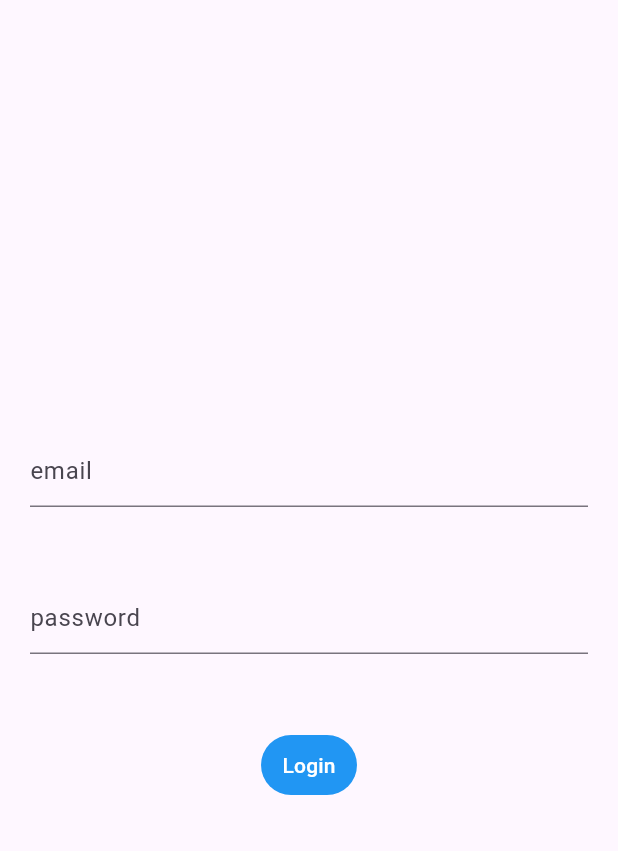
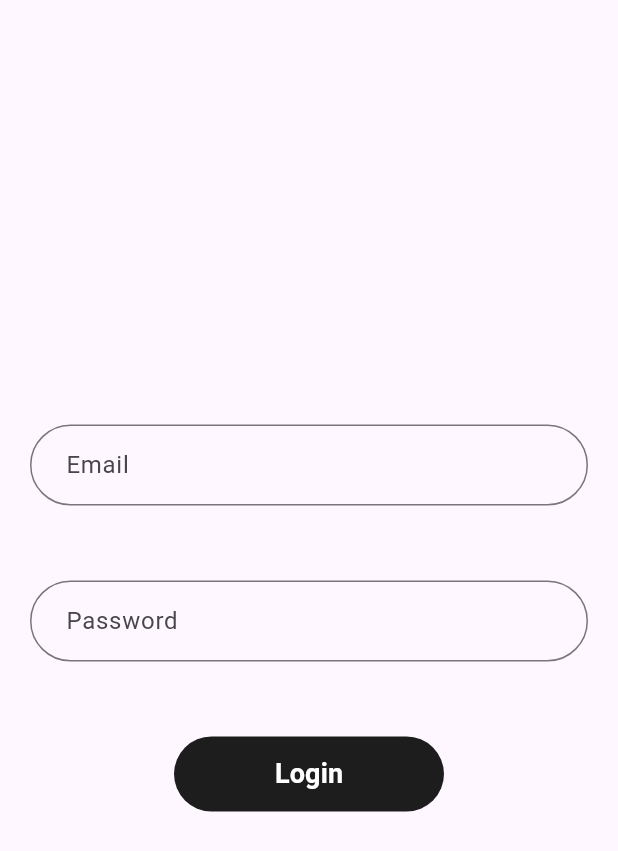
Before and after one commit to allenfencer/Eggrow, a Flutter app: the screen it shows after launch, on a phone screen of 412 x 824 dp. Shown: the top 851 px of the screen. Run offline on Flutter 3.47's test engine with Material 2 defaults, Android fonts, the phone set to English and light mode, and no system bars; our stand-ins replace firebase_auth, firebase_core; missing offline and left inert: flutter_vibrate; accounts and stored records are empty.

Commit message:
updated tile functionality

```diff
--- /dev/null
+++ b/lib/global widgets/custom_button.dart
@@ -0,0 +1,32 @@
+import 'package:flutter/material.dart';
+
+import '../constants/text_theme.dart';
+
+class CustomButton extends StatelessWidget {
+  final bool isLoading;
+  final VoidCallback function;
+  const CustomButton(
+      {super.key, required this.isLoading, required this.function});
+
+  @override
+  Widget build(BuildContext context) {
+    return TextButton(
+        onPressed: function,
+        style: TextButton.styleFrom(
+          fixedSize: const Size(180, 50),
+          backgroundColor: TT.primaryBlack,
+        ),
+        child: isLoading
+            ? const Center(
+                child: SizedBox(
+                  height: 20,
+                  width: 20,
+                  child: CircularProgressIndicator(
+                    color: TT.primaryPeach,
+                    strokeWidth: 3,
+                  ),
+                ),
+              )
+            : const Text('Login', style: TT.f18w600));
+  }
+}
--- a/lib/views/authentication_screen/login_screen.dart
+++ b/lib/views/authentication_screen/login_screen.dart
@@ -1,6 +1,9 @@
+import 'package:eggrow_app/global%20widgets/custom_button.dart';
 import 'package:eggrow_app/services/authentication_service.dart';
 import 'package:eggrow_app/views/home%20screen/screen/home_screen.dart';
 import 'package:flutter/material.dart';
+
+import '../../constants/text_theme.dart';
 
 class LoginScreen extends StatefulWidget {
   const LoginScreen({super.key});
@@ -10,10 +13,14 @@ class LoginScreen extends StatefulWidget {
 }
 
 class _LoginScreenState extends State<LoginScreen> {
+  bool isLoading = false;
   TextEditingController emailController = TextEditingController();
   TextEditingController passwordController = TextEditingController();
 
-  login(context) async {
+  void login() async {
+    setState(() {
+      isLoading = true;
+    });
     final user = await AuthenticationService.loginUser(
         context, emailController.text, passwordController.text);
     if (user != null) {
@@ -21,6 +28,9 @@ class _LoginScreenState extends State<LoginScreen> {
       Navigator.push(
           context, MaterialPageRoute(builder: (context) => const HomeScreen()));
     }
+    setState(() {
+      isLoading = false;
+    });
   }
 
   @override
@@ -35,7 +45,18 @@ class _LoginScreenState extends State<LoginScreen> {
             TextField(
               controller: emailController,
               keyboardType: TextInputType.emailAddress,
-              decoration: const InputDecoration(hintText: 'email'),
+              decoration: InputDecoration(
+                  contentPadding:
+                      const EdgeInsets.symmetric(horizontal: 20, vertical: 15),
+                  hintText: 'Email',
+                  border: OutlineInputBorder(
+                    borderRadius: BorderRadius.circular(40),
+                  ),
+                  focusedBorder: OutlineInputBorder(
+                    borderSide:
+                        const BorderSide(color: TT.primaryPeach, width: 2),
+                    borderRadius: BorderRadius.circular(40),
+                  )),
             ),
             const SizedBox(
               height: 50,
@@ -43,20 +64,30 @@ class _LoginScreenState extends State<LoginScreen> {
             TextField(
               controller: passwordController,
               keyboardType: TextInputType.visiblePassword,
-              decoration: const InputDecoration(hintText: 'password'),
+              decoration: InputDecoration(
+                  hintText: 'Password',
+                  contentPadding:
+                      const EdgeInsets.symmetric(horizontal: 20, vertical: 15),
+                  border: OutlineInputBorder(
+                      borderRadius: BorderRadius.circular(40)),
+                  focusedBorder: OutlineInputBorder(
+                      borderSide:
+                          const BorderSide(color: TT.primaryPeach, width: 2),
+                      borderRadius: BorderRadius.circular(40))),
             ),
             const SizedBox(
               height: 50,
             ),
-            TextButton(
-                onPressed: () {
-                  login(context);
-                },
-                style: TextButton.styleFrom(
-                  backgroundColor: Colors.blue,
-                ),
-                child:
-                    const Text('Login', style: TextStyle(color: Colors.white)))
+            // TextButton(
+            //     onPressed: () {
+            //       login(context);
+            //     },
+            //     style: TextButton.styleFrom(
+            //       fixedSize: const Size(100, 50),
+            //       backgroundColor: TT.primaryBlack,
+            //     ),
+            //     child: const Text('Login', style: TT.f18w600))
+            CustomButton(isLoading: isLoading, function: login)
           ],
         ),
       ),
--- a/pubspec.yaml
+++ b/pubspec.yaml
@@ -50,9 +50,9 @@ flutter:
   # the material Icons class.
   uses-material-design: true
   # To add assets to your application, add an assets section, like this:
-  # assets:
-  #   - images/a_dot_burr.jpeg
-  #   - images/a_dot_ham.jpeg
+  assets:
+    - assets/app_logo/
+    - assets/icons/
   # An image asset can refer to one or more resolution-specific "variants", see
   # https://flutter.dev/assets-and-images/#resolution-aware
   # For details regarding adding assets from package dependencies, see
```
Also changed, not shown: lib/models/function_tile_model.dart (+20 -14 lines), lib/views/home screen/screen/home_screen.dart (+3 -5 lines), lib/views/home screen/widgets/function_tile.dart (+30 -22 lines), assets/icons/cleaning.png (added), assets/icons/fanOff.png (added), assets/icons/fanOn.png (added), assets/icons/lightOff.png (added), assets/icons/lightOn.png (added).
